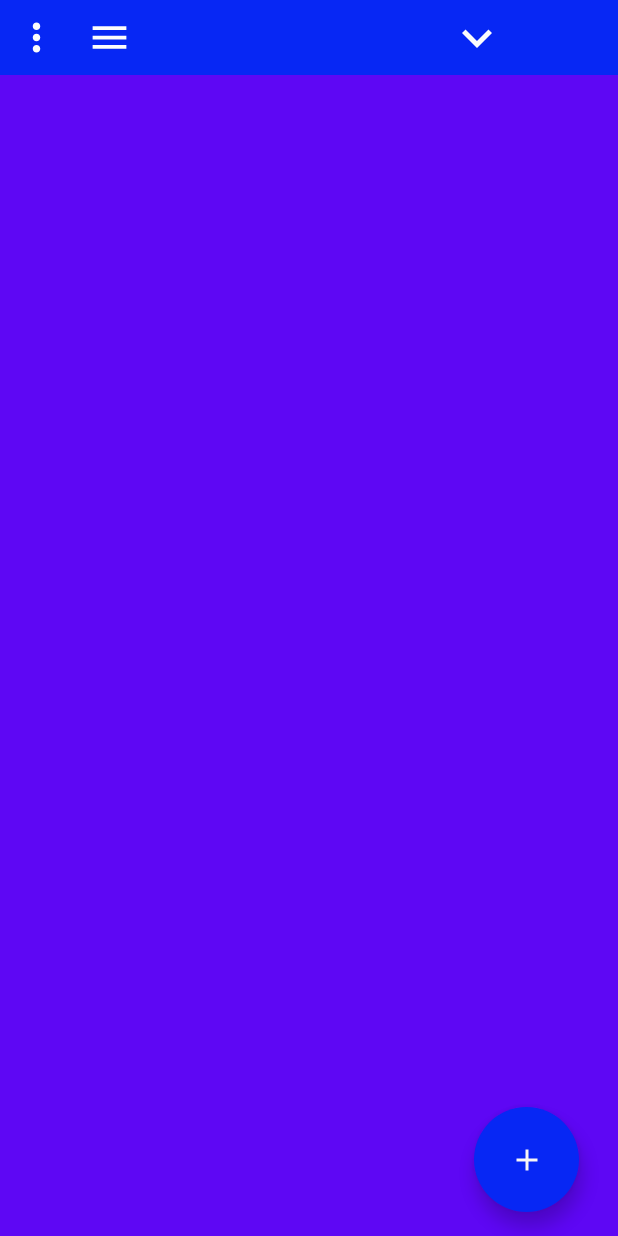
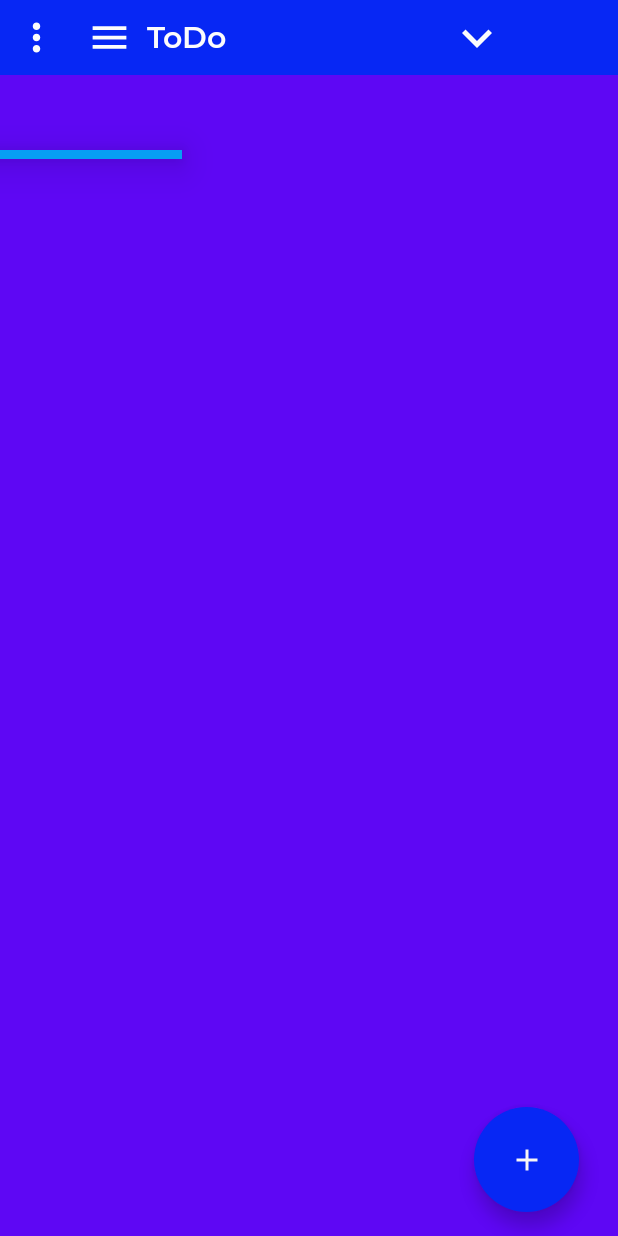
Before and after one commit to puddle1066/ToDoList, an Android app built with Jetpack Compose: the screen it shows after launch (MainScreen), on a phone screen of 412 x 824 dp. Run offline under Robolectric (Android 15) with nearby library versions, the light colour scheme and no system bars; our stand-ins replace Dagger/Hilt's generated code, Room's generated code, accompanist.

Commit message:
Added Menu

```diff
--- a/app/src/main/java/com/paul/todolist/Constants.kt
+++ b/app/src/main/java/com/paul/todolist/Constants.kt
@@ -1,7 +1,11 @@
 package com.paul.todolist
 
 import androidx.annotation.StringRes
+import androidx.compose.material.icons.Icons
+import androidx.compose.material.icons.filled.Home
+import androidx.compose.material.icons.filled.Settings
 import com.paul.todoList.R
+import com.paul.todolist.ui.main.draw.DrawItem
 
 /**
  * enum values that represent the screens in the app
@@ -10,9 +14,8 @@ enum class ToDoScreens(@StringRes val title: Int) {
     MainView(title = R.string.MainView),
     SettingsView(title = R.string.SettingsView)
 }
+val menuOptionSettings = DrawItem(Icons.Filled.Settings, R.string.settings, ToDoScreens.SettingsView.name)
+val menuOptionMain = DrawItem(Icons.Filled.Home, R.string.settings, ToDoScreens.MainView.name)
 
 const val DATABASE_NAME = "tools-db"
 const val PREFERENCES_NAME = "user_preferences"
-
-val listOfStaffSizes =  listOf(Pair("50", "50 Cm"), Pair("100", "1 Meter"), Pair("150", "1.5 Meters"))
-val distanceBetweenPoints =  listOf(Pair("1", "Variable"), Pair("2", "1 Meter"), Pair("3", "2 Meters"), Pair("4", "5 Meters"), Pair("5", "10 Meters"))
--- a/app/src/main/java/com/paul/todolist/ui/main/ToDoHeadingView.kt
+++ b/app/src/main/java/com/paul/todolist/ui/main/ToDoHeadingView.kt
@@ -1,25 +1,62 @@
 package com.paul.todolist.ui.main
 
+import android.annotation.SuppressLint
 import android.content.res.Configuration
 import androidx.compose.foundation.background
 import androidx.compose.foundation.layout.*
-import androidx.compose.material.Icon
-import androidx.compose.material.IconButton
-import androidx.compose.material.MaterialTheme
+import androidx.compose.material.*
 import androidx.compose.material.icons.Icons
 import androidx.compose.material.icons.filled.MoreVert
 import androidx.compose.runtime.Composable
+import androidx.compose.runtime.rememberCoroutineScope
 import androidx.compose.ui.Modifier
 import androidx.compose.ui.tooling.preview.Preview
 import androidx.compose.ui.unit.dp
+import com.paul.todolist.ToDoList
 import com.paul.todolist.di.database.data.Lists
+import com.paul.todolist.menuOptionSettings
+import com.paul.todolist.ui.main.draw.DrawerBody
+import com.paul.todolist.ui.main.draw.drawShape
 import com.paul.todolist.ui.theme.ToolboxTheme
 import com.paul.todolist.ui.widgets.DropDownMenuComponent
 import com.paul.todolist.ui.widgets.DropDownMenuParameter
+import kotlinx.coroutines.CoroutineScope
+import kotlinx.coroutines.launch
+
+@SuppressLint("UnusedMaterialScaffoldPaddingParameter")
+@Composable
+fun HeadingView(lists: List<Lists>) {
+    val scaffoldState = rememberScaffoldState()
+    val scope = rememberCoroutineScope()
+    val menuItems  = listOf(menuOptionSettings)
+
+    ToolboxTheme {
+        Scaffold(
+            topBar = { topBar(scope,scaffoldState,lists) },
+            scaffoldState = scaffoldState,
+            drawerGesturesEnabled = true,
+            drawerShape = drawShape(menuItems.size),
+            drawerContent = {
+                DrawerBody(
+                    drawItems = menuItems,
+                    scaffoldState = scaffoldState,
+                    scope = scope
+                ) {
+                    //Launch Options
+                    ToDoList.NavHostController .navigate(it.link) {
+                      ToDoList.NavHostController.graph.startDestinationId
+                        launchSingleTop = true
+                    }
+                }
+            }
+        ) {
+
+        }
+    }
+}
 
 @Composable
-fun HeadingView(lists: List<Lists>) {
-    ToolboxTheme {
+fun topBar(scope : CoroutineScope, scaffoldState : ScaffoldState, lists: List<Lists>) {
     Row(
         modifier = Modifier
             .fillMaxWidth()
@@ -28,7 +65,11 @@ fun HeadingView(lists: List<Lists>) {
     ) {
         IconButton(
             onClick = {
-                        //TODO Implement menu
+                run {
+                    scope.launch {
+                        scaffoldState.drawerState.open()
+                    }
+                }
             }
         ) {
             Icon(
@@ -41,18 +82,15 @@ fun HeadingView(lists: List<Lists>) {
                 tint = MaterialTheme.colors.secondary
             )
         }
-
         Spacer(Modifier.width(10.dp))
 
-             var nameList : MutableList<String> = ArrayList()
+        var nameList: MutableList<String> = ArrayList()
         lists.forEach {
-                 nameList.add(it.title ?:"")
+            nameList.add(it.title ?: "")
+        }
+        DropDownMenuComponent(DropDownMenuParameter(nameList, false, nameList.get(0)))
     }
 
-                DropDownMenuComponent(DropDownMenuParameter(nameList,false,""))
-
-            }
-    }
 }
 
 @Preview
--- a/app/src/main/java/com/paul/todolist/ui/main/ToDoListView.kt
+++ b/app/src/main/java/com/paul/todolist/ui/main/ToDoListView.kt
@@ -55,8 +55,8 @@ fun MainView(model : ToDoModel) {
                     )
                     { Icon(Icons.Filled.Add,"")}
                 }
+
             ) {
-                val listofValues =  listOf("ToDo","Finished")    //From Database
                 HeadingView(model.getList())
 
         Box(
--- a/app/src/main/java/com/paul/todolist/ui/main/common/MainScreen.kt
+++ b/app/src/main/java/com/paul/todolist/ui/main/common/MainScreen.kt
@@ -3,13 +3,12 @@ package com.paul.todolist.ui.main.common
 import android.annotation.SuppressLint
 import android.os.Build
 import android.os.Bundle
-import android.view.Window
 import androidx.activity.ComponentActivity
 import androidx.activity.compose.setContent
 import androidx.activity.viewModels
 import androidx.annotation.RequiresApi
 import androidx.compose.animation.*
-import androidx.compose.material.Scaffold
+import androidx.compose.material.*
 import com.google.accompanist.navigation.animation.rememberAnimatedNavController
 import com.paul.todolist.ToDoList
 import com.paul.todolist.ui.main.ToDoModel
@@ -25,14 +24,12 @@ class MainScreen : ComponentActivity() {
     override fun onCreate(savedInstanceState: Bundle?) {
         super.onCreate(savedInstanceState)
 
-        val todoModel: ToDoModel by viewModels()
+        val model: ToDoModel by viewModels()
 
         setContent {
             ToolboxTheme {
-                Scaffold {
                     ToDoList.NavHostController = rememberAnimatedNavController()
-                    NavigationFactory(todoModel)
-                }
+                    NavigationFactory(model)
             }
         }
     }
--- a/app/src/main/java/com/paul/todolist/ui/main/common/NavigationFactory.kt
+++ b/app/src/main/java/com/paul/todolist/ui/main/common/NavigationFactory.kt
@@ -11,12 +11,12 @@ import com.paul.todolist.util.screen
 
 @ExperimentalAnimationApi
 @Composable
-fun NavigationFactory(measureModel : ToDoModel) {
+fun NavigationFactory(model : ToDoModel) {
     AnimatedNavHost( ToDoList.NavHostController,
             startDestination =  ToDoScreens.MainView.name
     ) {
 
-        screen(ToDoScreens.MainView.name) { MainView(measureModel) }
+        screen(ToDoScreens.MainView.name) { MainView(model) }
 
         screen(ToDoScreens.SettingsView.name) { SettingsView() }
 
--- /dev/null
+++ b/app/src/main/java/com/paul/todolist/ui/main/draw/DrawItem.kt
@@ -0,0 +1,9 @@
+package com.paul.todolist.ui.main.draw
+
+import androidx.compose.ui.graphics.vector.ImageVector
+
+data class DrawItem(
+    var icon: ImageVector,
+    var title: Int = 0,
+    var link: String = "",
+    )
--- /dev/null
+++ b/app/src/main/java/com/paul/todolist/ui/main/draw/DrawItemMenu.kt
@@ -0,0 +1,45 @@
+package com.paul.todolist.ui.main.draw
+
+import androidx.compose.foundation.clickable
+import androidx.compose.foundation.layout.*
+import androidx.compose.material.Divider
+import androidx.compose.material.Icon
+import androidx.compose.material.MaterialTheme
+import androidx.compose.material.Text
+import androidx.compose.runtime.Composable
+import androidx.compose.ui.Alignment
+import androidx.compose.ui.Modifier
+import androidx.compose.ui.res.stringResource
+import androidx.compose.ui.unit.dp
+import com.paul.todolist.ui.theme.typography
+
+@Composable
+fun DrawerItem(drawItem: DrawItem, modifier: Modifier = Modifier, onItemClick: (DrawItem) -> Unit) {
+    Column(
+        modifier = Modifier.clickable {
+            onItemClick(drawItem)
+        }
+    ) {
+        Row(
+            verticalAlignment = Alignment.CenterVertically,
+            modifier = modifier
+                .padding(10.dp)
+        ) {
+            Icon(
+                imageVector = drawItem.icon,
+                contentDescription = "menuIcon",
+                modifier = Modifier
+                    .width(30.dp)
+                    .height(40.dp),
+                tint = MaterialTheme.colors.secondary
+            )
+            Spacer(Modifier.width(20.dp))
+            Text(
+                text = stringResource(drawItem.title),
+                style = typography.body1,
+                color =  MaterialTheme.colors.secondary
+            )
+        }
+        Divider( color =  MaterialTheme.colors.primary, thickness = 2.dp)
+    }
+}
--- /dev/null
+++ b/app/src/main/java/com/paul/todolist/ui/main/draw/DrawShape.kt
@@ -0,0 +1,21 @@
+package com.paul.todolist.ui.main.draw
+
+import androidx.compose.ui.geometry.Rect
+import androidx.compose.ui.geometry.Size
+import androidx.compose.ui.graphics.Outline
+import androidx.compose.ui.graphics.Shape
+import androidx.compose.ui.unit.Density
+import androidx.compose.ui.unit.LayoutDirection
+import com.paul.todolist.util.dpToPx
+
+fun drawShape(lines : Int) =  object : Shape {
+    var drawHeight =   dpToPx(50f + (56f * lines))
+
+    override fun createOutline(
+        size: Size,
+        layoutDirection: LayoutDirection,
+        density: Density
+    ): Outline {
+          return Outline.Rectangle(Rect(0f,150f,800f, drawHeight))
+    }
+}
--- /dev/null
+++ b/app/src/main/java/com/paul/todolist/ui/main/draw/DrawerBody.kt
@@ -0,0 +1,39 @@
+package com.paul.todolist.ui.main.draw
+
+import androidx.compose.foundation.layout.Spacer
+import androidx.compose.foundation.layout.height
+import androidx.compose.foundation.lazy.LazyColumn
+import androidx.compose.foundation.lazy.items
+import androidx.compose.material.ScaffoldState
+import androidx.compose.runtime.Composable
+import androidx.compose.ui.Modifier
+import androidx.compose.ui.unit.dp
+import kotlinx.coroutines.CoroutineScope
+import kotlinx.coroutines.launch
+
+
+@Composable
+fun DrawerBody(
+    drawItems: List<DrawItem>,
+    scaffoldState: ScaffoldState,
+    scope: CoroutineScope,
+    modifier: Modifier = Modifier,
+    onItemClick: (DrawItem) -> Unit
+) {
+    Spacer(Modifier.height(50.dp))
+
+    LazyColumn(
+        ) {
+            items(drawItems) { item ->
+                DrawerItem(
+                    item,
+                    modifier = modifier
+                ) {
+                    scope.launch {
+                        scaffoldState.drawerState.close()
+                    }
+                    onItemClick(item)
+                }
+            }
+        }
+}
--- a/app/src/main/java/com/paul/todolist/ui/widgets/DropDownMenu.kt
+++ b/app/src/main/java/com/paul/todolist/ui/widgets/DropDownMenu.kt
@@ -23,6 +23,7 @@ import com.paul.todolist.ui.theme.typography
 @Composable
 fun DropDownMenuComponent(parameters: DropDownMenuParameter) {
     val expanded  = remember { mutableStateOf(parameters.expanded) }
+    val chosedText  = remember { mutableStateOf(parameters.selectedOptionText) }
 
     val localStyle = typography.h6
     val mergedStyle = localStyle.merge(TextStyle(color = MaterialTheme.colors.secondary))
@@ -54,7 +55,7 @@ fun DropDownMenuComponent(parameters: DropDownMenuParameter) {
                 BasicTextField(
                     modifier = Modifier.width(200.dp),
                     readOnly = true,
-                    value = parameters.selectedOptionText,
+                    value = chosedText.value,
                     onValueChange = { },
                     singleLine = true,
                     enabled = true,
@@ -81,7 +82,7 @@ fun DropDownMenuComponent(parameters: DropDownMenuParameter) {
                 parameters.options.forEach { selectionOption ->
                     DropdownMenuItem(
                         onClick = {
-                            parameters.selectedOptionText = selectionOption
+                            chosedText.value = selectionOption
                             expanded.value = false
                         },
 
--- /dev/null
+++ b/app/src/main/java/com/paul/todolist/util/DarwingUtilitys.kt
@@ -0,0 +1,9 @@
+package com.paul.todolist.util
+
+import android.util.DisplayMetrics
+import com.paul.todolist.ToDoList
+
+fun dpToPx(dp: Float): Float {
+    val metrics: DisplayMetrics = ToDoList.appContext.getResources().getDisplayMetrics()
+    return dp * (metrics.densityDpi / 160f)
+}
```
Also changed, not shown: app/src/main/res/values/strings.xml (+2 -28 lines), app/src/main/java/com/paul/todolist/ui/theme/Shapes.kt (line endings or trailing spaces). Lines whose indentation alone changed are shown as unchanged.
